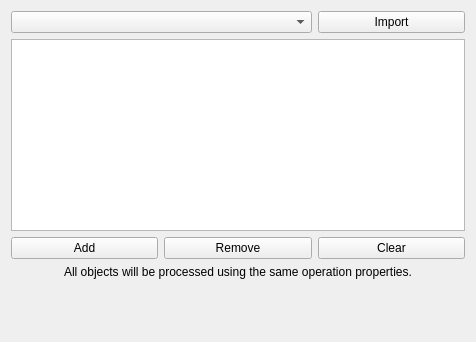
Above: src/Mod/CAM/Gui/Resources/panels/PageBaseGeometryEdit.ui from southseact-3d/fcd before the change. Below: the same form after it.
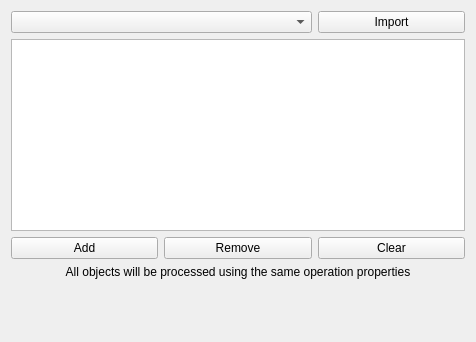
That is the form after the change. Icons and pictures are not drawn.

```diff
--- a/src/Mod/CAM/Gui/Resources/panels/PageBaseGeometryEdit.ui
+++ b/src/Mod/CAM/Gui/Resources/panels/PageBaseGeometryEdit.ui
@@ -96,7 +96,7 @@
    <item row="6" column="0" colspan="3">
     <widget class="QLabel" name="label">
      <property name="text">
-      <string>All objects will be processed using the same operation properties.</string>
+      <string>All objects will be processed using the same operation properties</string>
      </property>
      <property name="alignment">
       <set>Qt::AlignCenter</set>
```
Left out of the diff: 2 changed lines with no effect on the pictures.
